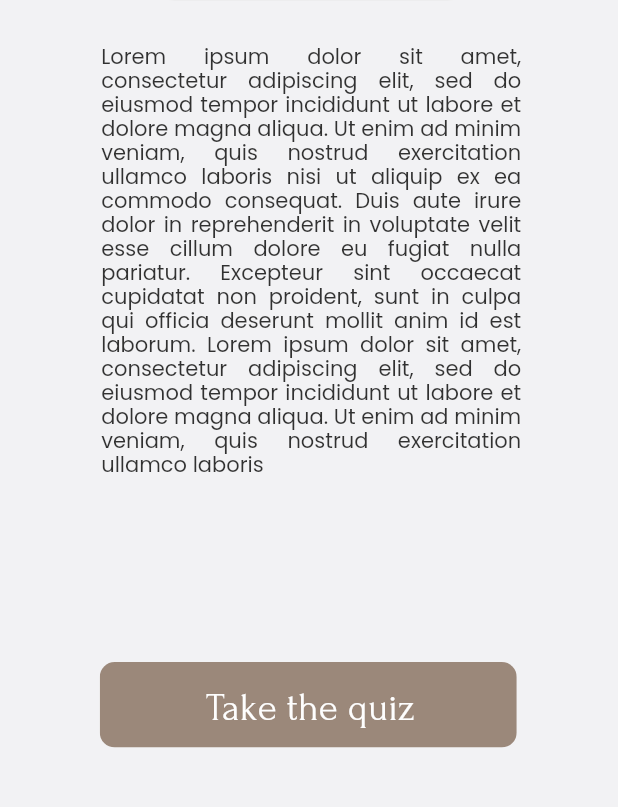
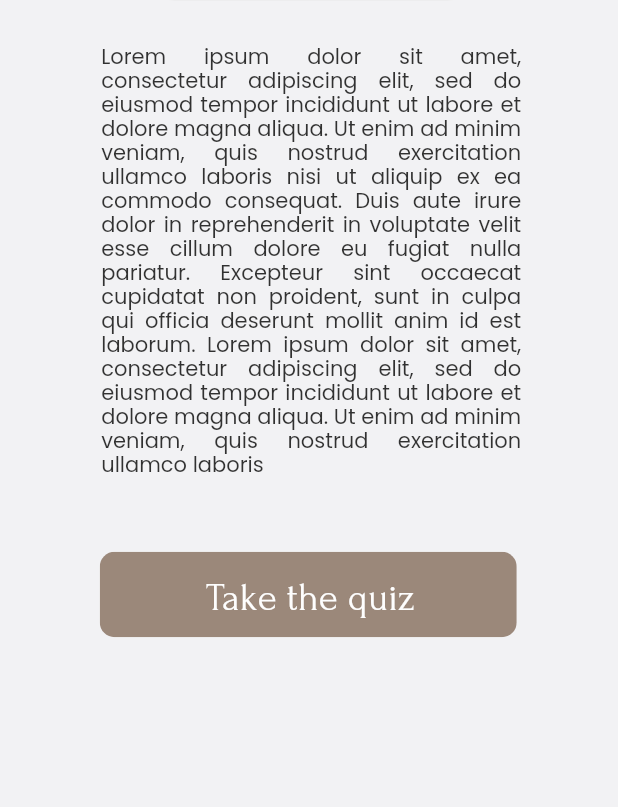
Before and after one commit to cw118/EcoTrack, a Flutter app: the GeneratedWelcomeWidget screen opened by its route, on a phone screen of 412 x 824 dp, the part 406-1213 px from its top. Run offline on Flutter 3.47's test engine with Material 2 defaults, Android fonts, the light colour scheme and no system bars; our stand-ins replace path_drawing.

Commit message:
Fix positioning for Take the quiz btn

```diff
--- a/lib/eco_trackapp/generatedwelcomewidget/GeneratedWelcomeWidget.dart
+++ b/lib/eco_trackapp/generatedwelcomewidget/GeneratedWelcomeWidget.dart
@@ -80,7 +80,7 @@ class GeneratedWelcomeWidget extends StatelessWidget {
                   height: 57.0,
                   child: TransformHelper.translate(
                       x: -0.50,
-                      y: 328.50,
+                      y: 255.00,
                       z: 0,
                       child: GeneratedTakethequizbuttonWidget()),
                 ),
```
